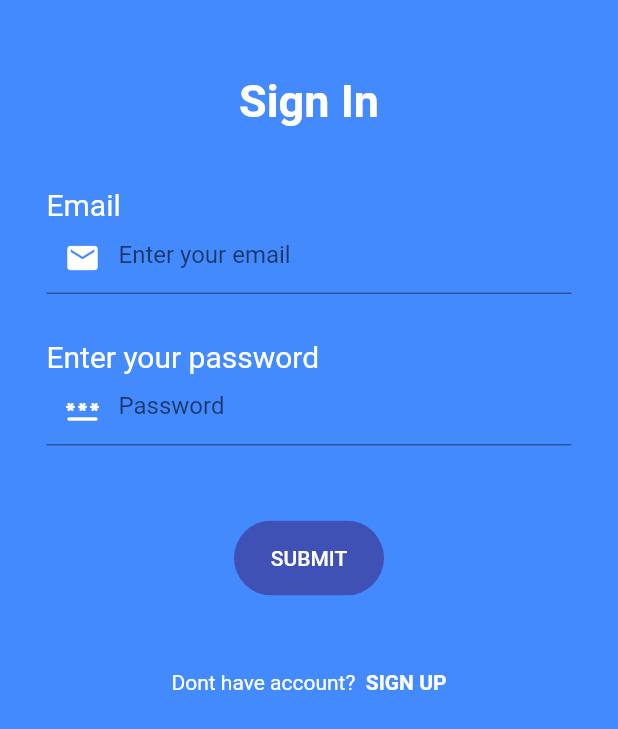
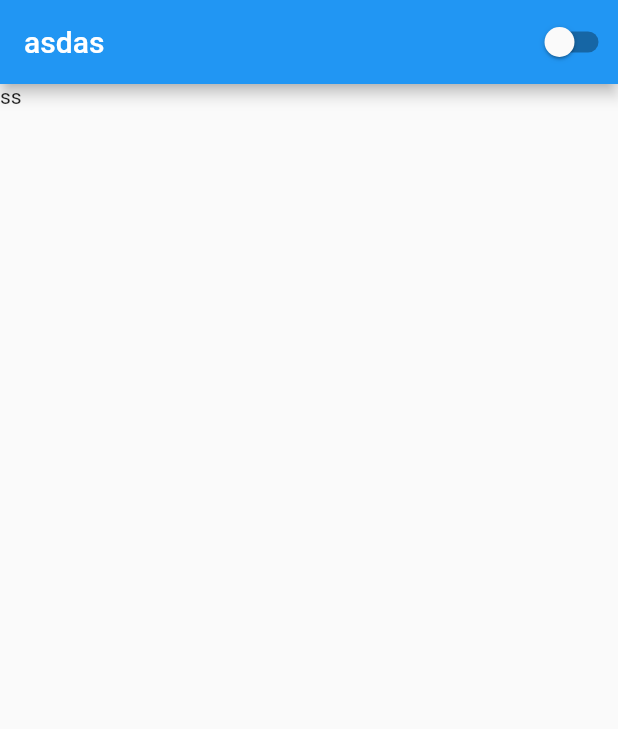
Before and after one commit to rewicz/helpermate, a Flutter app: the screen it shows after launch, on a phone screen of 412 x 824 dp. Shown: the top 729 px of the screen. Run offline on Flutter 3.47's test engine with Material 2 defaults, Android fonts, the phone set to English and light mode, and no system bars; our stand-ins replace easy_dynamic_theme, image_picker.

Commit message:
theme switcher
theme switcher

```diff
--- a/lib/main.dart
+++ b/lib/main.dart
@@ -1,22 +1,41 @@
 import 'package:flutter/material.dart';
+import 'package:helpermate/pages/home.dart';
 import 'package:helpermate/pages/login.dart';
 import 'package:helpermate/pages/chosenPanel.dart';
 import 'package:helpermate/pages/helperPanel.dart';
 import 'package:helpermate/pages/neederPanel.dart';
 import 'package:helpermate/pages/signUp.dart';
+import 'package:easy_dynamic_theme/easy_dynamic_theme.dart';
+import 'package:helpermate/styles/theme.dart';
 
-void main() => runApp(MaterialApp(
-  title: 'HelepMate',
-  theme: ThemeData(
-    primaryColor: Colors.blueAccent,
-    scaffoldBackgroundColor: Colors.blueAccent,
-  ),
-  initialRoute: '/',
-    routes: {
-      '/' : (context) => Login(),
-      '/signUp' : (context) => SignUp(),
-      '/chosen' : (context) => ChosenPanel(),
-      '/helper' : (context) => HelperPanel(),
-      '/needer' : (context) => NeederPanel(),
-    },
-));
+
+void main() async {
+  runApp(
+    EasyDynamicThemeWidget(
+      child: MyApp(),
+    ),
+  );
+}
+
+class MyApp extends StatelessWidget {
+  final String title = 'EDT - Example';
+
+  @override
+  Widget build(BuildContext context) {
+    return MaterialApp(
+      title: 'HelepMate',
+      debugShowCheckedModeBanner: false,
+      theme: lightThemeData,
+      darkTheme: darkThemeData,
+      themeMode: EasyDynamicTheme.of(context).themeMode,
+      initialRoute: '/',
+      routes: {
+        '/': (context) => MyHomePage(),
+        '/signUp': (context) => SignUp(),
+        '/chosen': (context) => ChosenPanel(),
+        '/helper': (context) => HelperPanel(),
+        '/needer': (context) => NeederPanel(),
+      },
+    );
+  }
+}
--- /dev/null
+++ b/lib/pages/home.dart
@@ -0,0 +1,30 @@
+import 'package:flutter/material.dart';
+import 'package:easy_dynamic_theme/easy_dynamic_theme.dart';
+
+class MyHomePage extends StatefulWidget {
+
+  @override
+  _MyHomePageState createState() => _MyHomePageState();
+}
+
+class _MyHomePageState extends State<MyHomePage> {
+  int _counter = 0;
+
+  void _incrementCounter() {
+    setState(() {
+      _counter++;
+    });
+  }
+
+  @override
+  Widget build(BuildContext context) {
+    return Scaffold(
+      appBar: AppBar(
+        title: Text('asdas'),
+        actions: [EasyDynamicThemeSwitch()],
+      ),
+      body: Text('ss')
+
+    );
+  }
+}
--- a/lib/pages/login.dart
+++ b/lib/pages/login.dart
@@ -1,7 +1,9 @@
+import 'package:easy_dynamic_theme/easy_dynamic_theme.dart';
 import 'package:flutter/material.dart';
 import 'package:helpermate/components/componentsUI.dart';
 
 class Login extends StatefulWidget {
+
   @override
   _LoginState createState() => _LoginState();
 }
@@ -16,18 +18,20 @@ class _LoginState extends State<Login> {
   @override
   Widget build(BuildContext context) {
     return Scaffold(
-      body: SafeArea(
-        child: Center(
+      appBar: AppBar(
+        actions: [EasyDynamicThemeSwitch()],
+      ),
+      body: Container(
+        width: double.infinity,
+        height: double.infinity,
         child: Form(
           key: formKey,
           child: Column(
+            mainAxisAlignment: MainAxisAlignment.spaceEvenly,
+            crossAxisAlignment: CrossAxisAlignment.center,
             children: [
-                SizedBox(height: 50),
-
+              EasyDynamicThemeSwitch(),
               TitleBox(title: 'Sign in'),
-
-                SizedBox(height: 40),
-
               TextInputBox(
                 hint: "Enter your email",
                 icon:  Icon(
@@ -43,15 +47,11 @@ class _LoginState extends State<Login> {
                     return null;
                   }
               }
-
               ),
-
-                SizedBox(height: 30),
-
               TextInputBox(
                 hint: "Password",
                 icon:  Icon(
-                    Icons.password_rounded,
+                  Icons.lock,
                   color: Colors.white,
                 ),
                 text: 'Enter your password',
@@ -65,10 +65,7 @@ class _LoginState extends State<Login> {
                   }
                 },
               ),
-                SizedBox(height: 50),
-
-                Center(
-                  child: Container(
+              Container(
                 width: 100.0,
                 height: 50.0,
                 child: ClipRRect(
@@ -83,8 +80,6 @@ class _LoginState extends State<Login> {
                   ),
                 ),
               ),
-                ),
-                SizedBox(height: 50),
               GestureDetector(
                 onTap: () => {Navigator.pushNamed(context, '/signUp')},
                 child: RichText(
@@ -103,12 +98,10 @@ class _LoginState extends State<Login> {
                               fontWeight: FontWeight.bold
                             ),
                         ),
-                      ],
-                      ),
+                    ],),
                 ),
               ),
             ],
-            ),
           ),
         ),
       ),
--- a/lib/pages/signUp.dart
+++ b/lib/pages/signUp.dart
@@ -87,7 +87,7 @@ class _SignUpState extends State<SignUp> {
           padding: const EdgeInsets.symmetric(vertical: 50.0, horizontal: 100.0),
           child: Column(
             children: [
-              TitleBox(title: "Sign up"),
+              TitleBox(title: "REGISTER"),
               TextInputBox(
                 hint: 'Enter your Full Name',
                 text: 'Full Name',
--- /dev/null
+++ b/lib/styles/theme.dart
@@ -0,0 +1,15 @@
+import 'package:flutter/material.dart';
+
+var lightThemeData = new ThemeData(
+    primaryColor: Colors.blue,
+    toggleableActiveColor: Colors.blue,
+    textTheme: new TextTheme(button: TextStyle(color: Colors.white70)),
+    brightness: Brightness.light,
+    accentColor: Colors.blue);
+
+var darkThemeData = ThemeData(
+    primaryColor: Colors.blue,
+    toggleableActiveColor: Colors.black,
+    textTheme: new TextTheme(button: TextStyle(color: Colors.black54)),
+    brightness: Brightness.dark,
+    accentColor: Colors.blue);
--- a/pubspec.yaml
+++ b/pubspec.yaml
@@ -24,11 +24,8 @@ dependencies:
   flutter:
     sdk: flutter
 
-
-  # The following adds the Cupertino Icons font to your application.
-  # Use with the CupertinoIcons class for iOS style icons.
-  cupertino_icons: ^1.0.3
   image_picker: ^0.8.4
+  easy_dynamic_theme: ^2.1.0
 
 dev_dependencies:
   flutter_test:
```
Also changed, not shown: lib/components/componentsUI.dart (+17 -24 lines), lib/components/myAppBar.dart (added, +26 -0 lines), pubspec.lock. Lines whose indentation alone changed are shown as unchanged.
